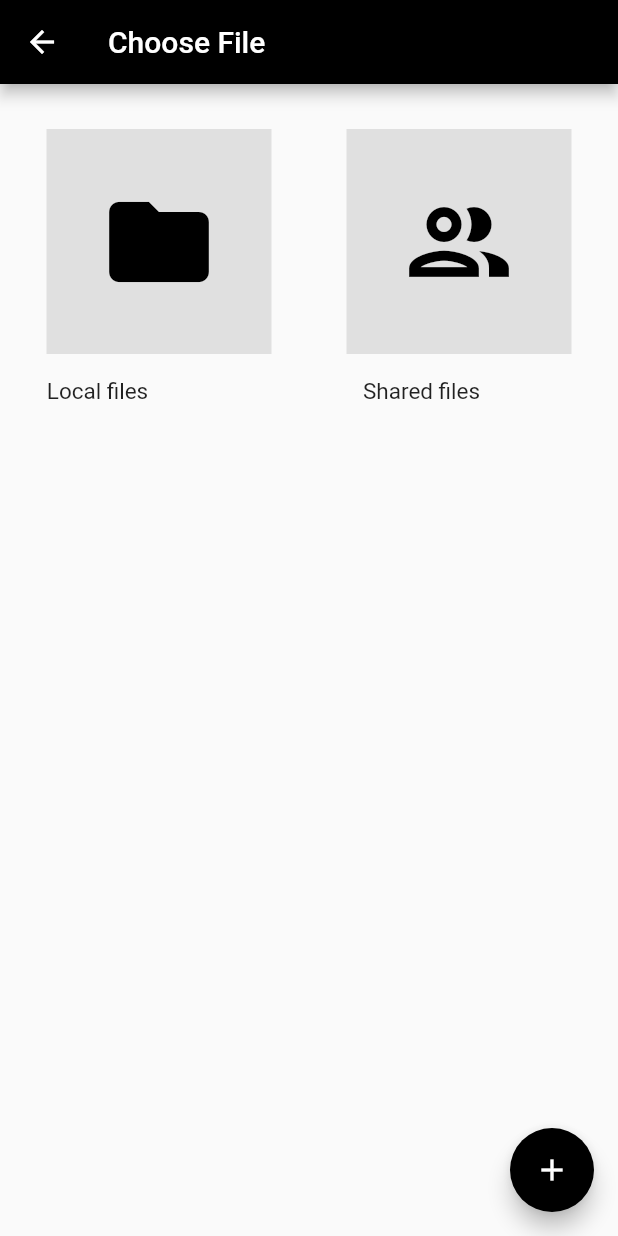
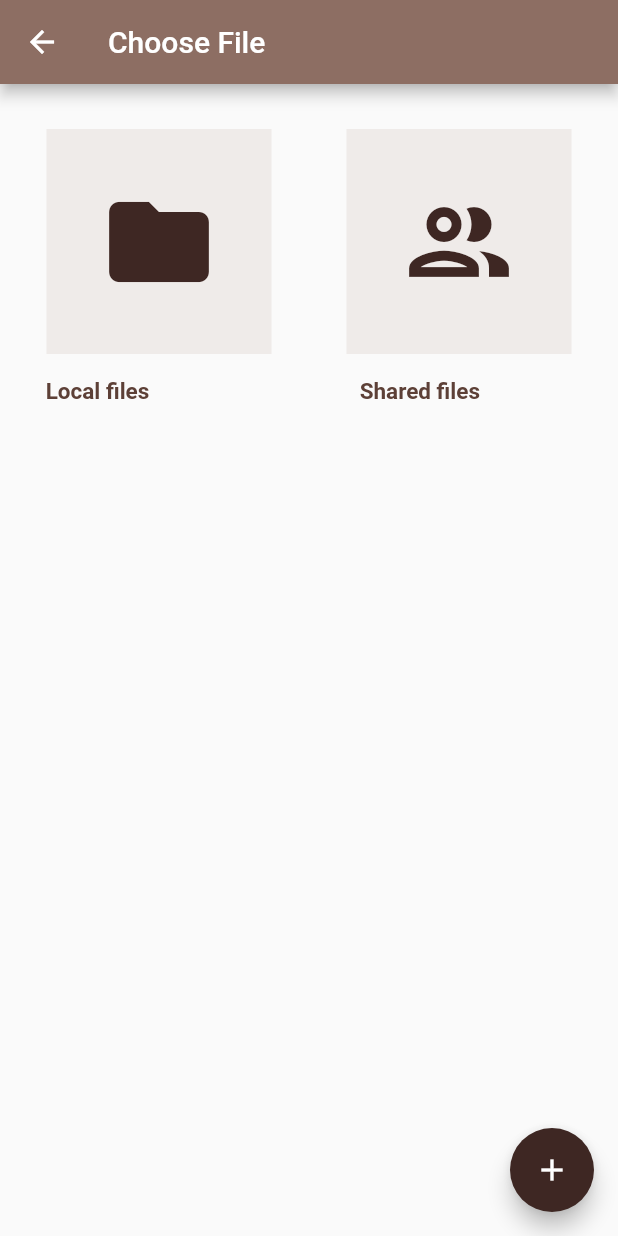
Before and after one commit to JemmalynVitoCruz/trial, a Flutter app: the ChooseFile screen opened directly, on a phone screen of 412 x 824 dp. Run offline on Flutter 3.47's test engine with Material 2 defaults, Android fonts, the phone set to English and light mode, and no system bars.

Commit message:
Updated choose file

```diff
--- a/lib/ui/choose_file.dart
+++ b/lib/ui/choose_file.dart
@@ -8,7 +8,7 @@ class ChooseFile extends StatelessWidget {
   Widget build(BuildContext context) {
     return Scaffold(
       appBar: AppBar(
-        backgroundColor: Colors.black,
+        backgroundColor: Colors.brown[400],
         title: Text('Choose File'),
       ),
         body: Padding (
@@ -25,13 +25,13 @@ class ChooseFile extends StatelessWidget {
                   Container(
                     width: 150,
                     height: 200,
-                    color: Colors.grey[300],
+                    color: Colors.brown[50],
                     alignment: Alignment.centerLeft,
                     child: Row(
                       mainAxisAlignment: MainAxisAlignment.center,
                       children: <Widget>[
                         Container(
-                          child: Icon(Icons.folder, color: Colors.black, size:80,),
+                          child: Icon(Icons.folder, color: Colors.brown[900], size:80,),
                         ),
                       ],
                     ),
@@ -43,13 +43,13 @@ class ChooseFile extends StatelessWidget {
                   Container(
                     width: 150,
                     height: 200,
-                    color: Colors.grey[300],
+                    color: Colors.brown[50],
                     alignment: Alignment.centerLeft,
                     child: Row(
                       mainAxisAlignment: MainAxisAlignment.center,
                       children: <Widget>[
                         Container(
-                          child: Icon(Icons.people_outlined, color: Colors.black, size:80,),
+                          child: Icon(Icons.people_outlined, color: Colors.brown[900], size:80,),
                         ),
                       ],
                     ),
@@ -64,14 +64,14 @@ class ChooseFile extends StatelessWidget {
                   width: 130,
                   height: 50,
                   child: Align(alignment: Alignment.center,
-                  child: Text("Local files", style: TextStyle(fontSize: 15),),
+                  child: Text("Local files", style: TextStyle(fontSize: 15,color: Colors.brown[700], fontWeight: FontWeight.bold),),
                  ),
                 ),
                 Container(
                   width: 190,
                   height: 50,
                   child: Align(alignment: Alignment.centerRight,
-                    child: Text("Shared files", style: TextStyle(fontSize: 15),),
+                    child: Text("Shared files", style: TextStyle(fontSize: 15,color: Colors.brown[700], fontWeight: FontWeight.bold),),
                   ),
                 ),
               ],
@@ -80,7 +80,7 @@ class ChooseFile extends StatelessWidget {
           ),
          ),
       floatingActionButton: FloatingActionButton(
-        backgroundColor: Colors.black,
+        backgroundColor: Colors.brown[900],
         child: Icon(Icons.add),
         onPressed: () => debugPrint("Add Floating Button Tapped!"),
         tooltip: 'Add Button Tooltip',
```
